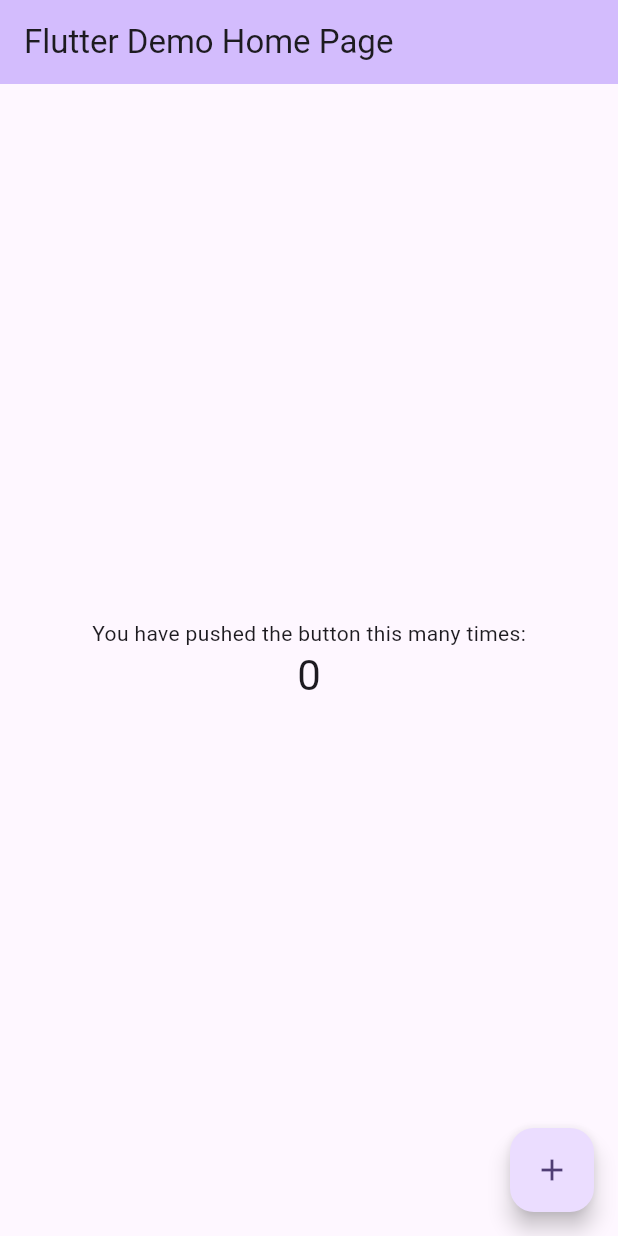
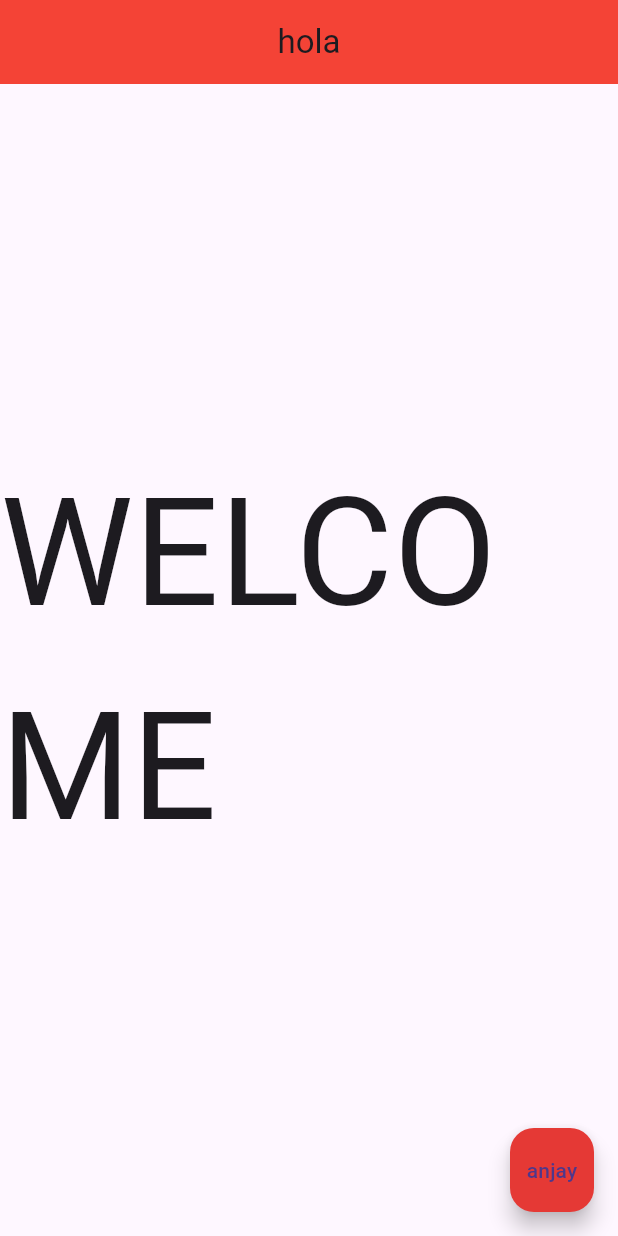
Before and after one commit to UserHan9/MobileApp, a Flutter app: the screen it shows after launch, on a phone screen of 412 x 824 dp. Run offline on Flutter 3.47's test engine with Material 3 defaults, Android fonts, the phone set to English and light mode, and no system bars.

```diff
--- a/lib/main.dart
+++ b/lib/main.dart
@@ -1,125 +1,26 @@
 import 'package:flutter/material.dart';
 
 void main() {
-  runApp(const MyApp());
+  runApp( MaterialApp(
+    home: Scaffold(
+      appBar: AppBar(
+        title: const Text("hola"),
+        centerTitle: true,
+        backgroundColor: Colors.red[500],
+      ),
+      body: const Center(
+        child: Text(
+          "WELCOME",
+          style: TextStyle(fontSize: 100),
+          ),
+      ),
+
+    floatingActionButton: FloatingActionButton(onPressed: (){
+      print("CLIK");
+    },
+      child: const Text("anjay"),
+    backgroundColor: Colors.red[600],
+     ),
+    ),
+  ));
 }
-
-class MyApp extends StatelessWidget {
-  const MyApp({super.key});
-
-  // This widget is the root of your application.
-  @override
-  Widget build(BuildContext context) {
-    return MaterialApp(
-      title: 'Flutter Demo',
-      theme: ThemeData(
-        // This is the theme of your application.
-        //
-        // TRY THIS: Try running your application with "flutter run". You'll see
-        // the application has a purple toolbar. Then, without quitting the app,
-        // try changing the seedColor in the colorScheme below to Colors.green
-        // and then invoke "hot reload" (save your changes or press the "hot
-        // reload" button in a Flutter-supported IDE, or press "r" if you used
-        // the command line to start the app).
-        //
-        // Notice that the counter didn't reset back to zero; the application
-        // state is not lost during the reload. To reset the state, use hot
-        // restart instead.
-        //
-        // This works for code too, not just values: Most code changes can be
-        // tested with just a hot reload.
-        colorScheme: ColorScheme.fromSeed(seedColor: Colors.deepPurple),
-        useMaterial3: true,
-      ),
-      home: const MyHomePage(title: 'Flutter Demo Home Page'),
-    );
-  }
-}
-
-class MyHomePage extends StatefulWidget {
-  const MyHomePage({super.key, required this.title});
-
-  // This widget is the home page of your application. It is stateful, meaning
-  // that it has a State object (defined below) that contains fields that affect
-  // how it looks.
-
-  // This class is the configuration for the state. It holds the values (in this
-  // case the title) provided by the parent (in this case the App widget) and
-  // used by the build method of the State. Fields in a Widget subclass are
-  // always marked "final".
-
-  final String title;
-
-  @override
-  State<MyHomePage> createState() => _MyHomePageState();
-}
-
-class _MyHomePageState extends State<MyHomePage> {
-  int _counter = 0;
-
-  void _incrementCounter() {
-    setState(() {
-      // This call to setState tells the Flutter framework that something has
-      // changed in this State, which causes it to rerun the build method below
-      // so that the display can reflect the updated values. If we changed
-      // _counter without calling setState(), then the build method would not be
-      // called again, and so nothing would appear to happen.
-      _counter++;
-    });
-  }
-
-  @override
-  Widget build(BuildContext context) {
-    // This method is rerun every time setState is called, for instance as done
-    // by the _incrementCounter method above.
-    //
-    // The Flutter framework has been optimized to make rerunning build methods
-    // fast, so that you can just rebuild anything that needs updating rather
-    // than having to individually change instances of widgets.
-    return Scaffold(
-      appBar: AppBar(
-        // TRY THIS: Try changing the color here to a specific color (to
-        // Colors.amber, perhaps?) and trigger a hot reload to see the AppBar
-        // change color while the other colors stay the same.
-        backgroundColor: Theme.of(context).colorScheme.inversePrimary,
-        // Here we take the value from the MyHomePage object that was created by
-        // the App.build method, and use it to set our appbar title.
-        title: Text(widget.title),
-      ),
-      body: Center(
-        // Center is a layout widget. It takes a single child and positions it
-        // in the middle of the parent.
-        child: Column(
-          // Column is also a layout widget. It takes a list of children and
-          // arranges them vertically. By default, it sizes itself to fit its
-          // children horizontally, and tries to be as tall as its parent.
-          //
-          // Column has various properties to control how it sizes itself and
-          // how it positions its children. Here we use mainAxisAlignment to
-          // center the children vertically; the main axis here is the vertical
-          // axis because Columns are vertical (the cross axis would be
-          // horizontal).
-          //
-          // TRY THIS: Invoke "debug painting" (choose the "Toggle Debug Paint"
-          // action in the IDE, or press "p" in the console), to see the
-          // wireframe for each widget.
-          mainAxisAlignment: MainAxisAlignment.center,
-          children: <Widget>[
-            const Text(
-              'You have pushed the button this many times:',
-            ),
-            Text(
-              '$_counter',
-              style: Theme.of(context).textTheme.headlineMedium,
-            ),
-          ],
-        ),
-      ),
-      floatingActionButton: FloatingActionButton(
-        onPressed: _incrementCounter,
-        tooltip: 'Increment',
-        child: const Icon(Icons.add),
-      ), // This trailing comma makes auto-formatting nicer for build methods.
-    );
-  }
-}
```
